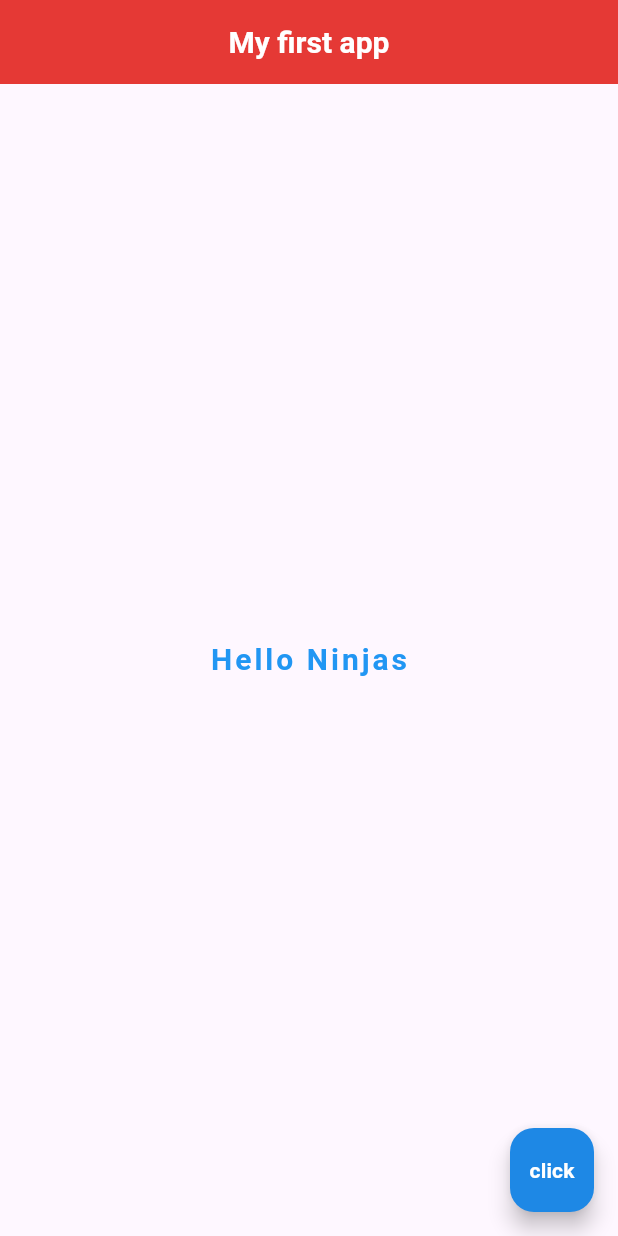
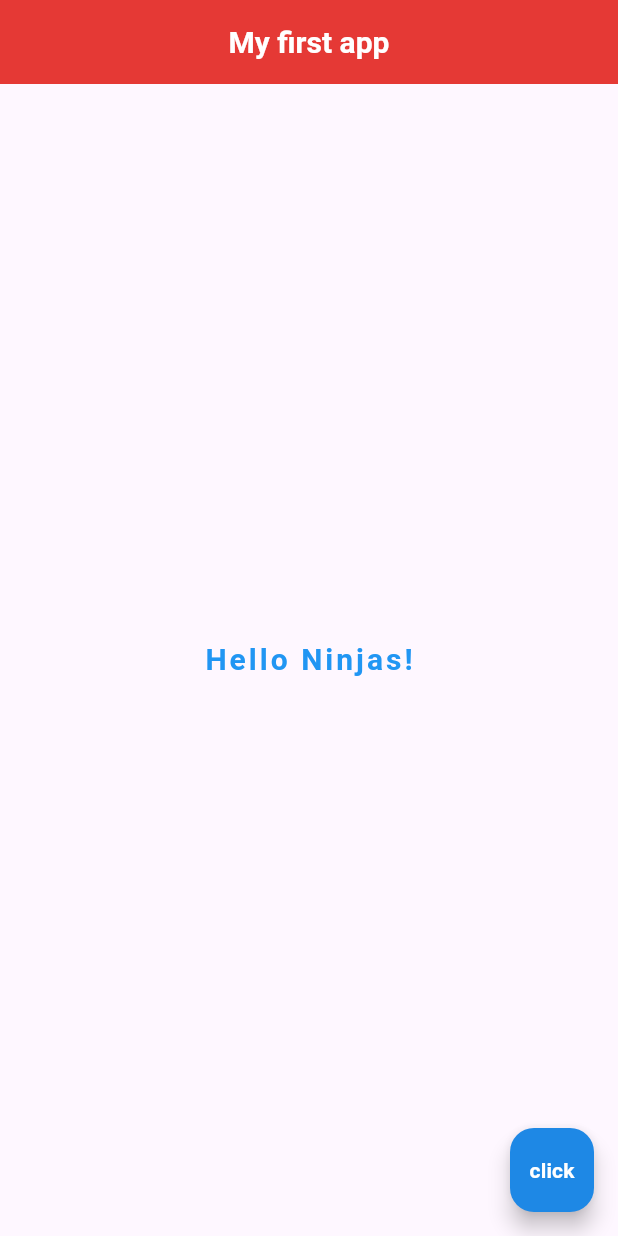
Before and after one commit to MungaiKeren/flutter_application_1, a Flutter app: the screen it shows after launch, on a phone screen of 412 x 824 dp. Run offline on Flutter 3.47's test engine with Material 3 defaults, Android fonts, the phone set to English and light mode, and no system bars; Roboto replaces fonts that are missing (IndieFlower).

Commit message:
create Statelesswidget Named Home

```diff
--- a/lib/main.dart
+++ b/lib/main.dart
@@ -1,8 +1,16 @@
 import 'package:flutter/material.dart';
 import 'package:flutter/widgets.dart';
 
-void main() => runApp(MaterialApp(
-      home: Scaffold(
+void main() => runApp(const MaterialApp(
+      home: Home(),
+    ));
+
+class Home extends StatelessWidget {
+  const Home({super.key});
+
+  @override
+  Widget build(BuildContext context) {
+    return Scaffold(
         appBar: AppBar(
           title: const Text('My first app',
               style: TextStyle(
@@ -14,7 +22,7 @@ void main() => runApp(MaterialApp(
         ),
         body: const Center(
           child: Text(
-            'Hello Ninjas',
+            'Hello Ninjas!',
             style: TextStyle(
                 fontSize: 20,
                 fontWeight: FontWeight.bold,
@@ -37,5 +45,6 @@ void main() => runApp(MaterialApp(
             ),
           ),
         ),
-      ),
-    ));
+      );
+  }
+}
```
